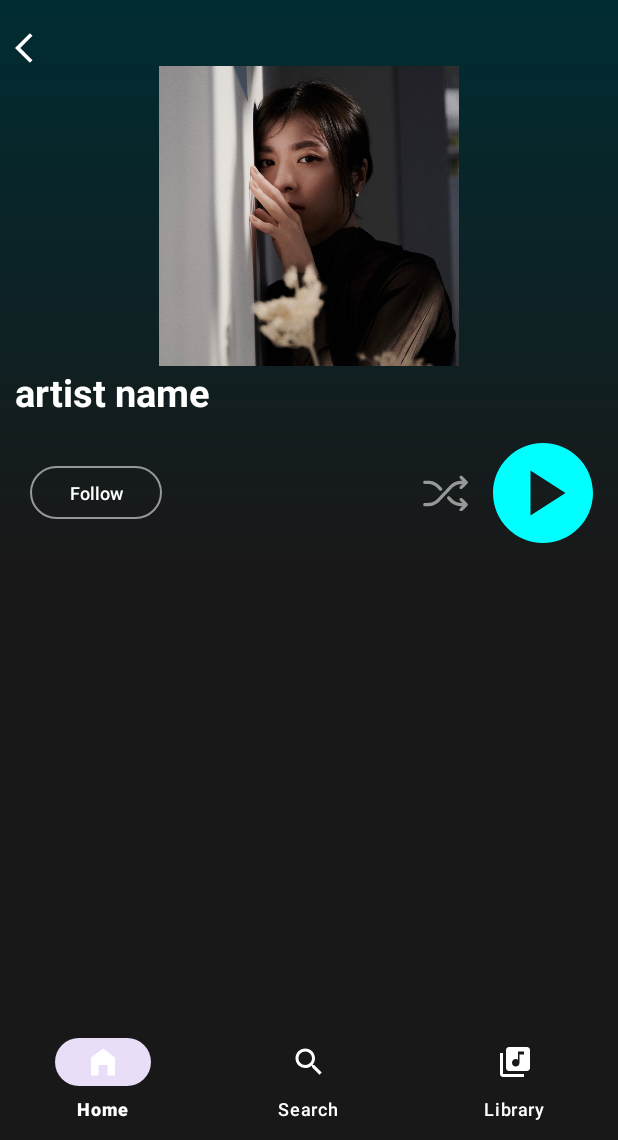
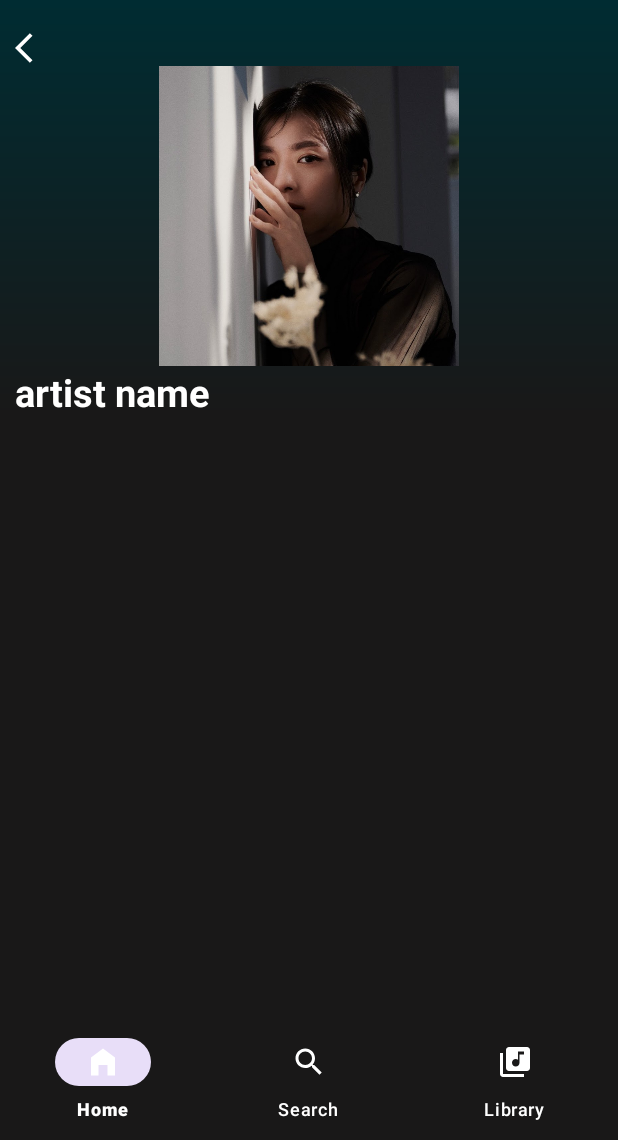
Before and after one commit to Hanguyen2505/MusicApp, an Android app: the fragment AlbumFragment placed in its activity, on a phone screen of 412 x 824 dp, the part 96-1236 px from its top. Run offline under Robolectric (Android 15) with nearby library versions, the phone set to English and light mode, and no system bars; our stand-ins replace CircleImageView, Dagger/Hilt's generated code, Firebase (no records; nobody signed in at launch, a user with empty details on screens opened directly), navigation-ui; network calls fail; 7 statements that could not run were skipped.

Commit message:
add player notification manager, lack of seekbar

```diff
--- a/app/src/main/java/com/example/onlinemusicstreamapp/database/data/remote/ArtistDatabase.kt
+++ b/app/src/main/java/com/example/onlinemusicstreamapp/database/data/remote/ArtistDatabase.kt
@@ -20,4 +20,6 @@ class ArtistDatabase {
     }
 
 
+
+
 }
--- a/app/src/main/java/com/example/onlinemusicstreamapp/database/data/remote/MusicDatabase.kt
+++ b/app/src/main/java/com/example/onlinemusicstreamapp/database/data/remote/MusicDatabase.kt
@@ -3,7 +3,6 @@ package com.example.onlinemusicstreamapp.database.data.remote
 import android.util.Log
 import com.example.onlinemusicstreamapp.database.data.entities.Song
 import com.example.onlinemusicstreamapp.database.other.Constants.SONG_COLLECTION
-import com.example.onlinemusicstreamapp.database.repository.ArtistRepository
 import com.google.firebase.firestore.FirebaseFirestore
 import com.google.firebase.firestore.toObject
 import com.google.firebase.firestore.toObjects
--- a/app/src/main/java/com/example/onlinemusicstreamapp/exoplayer/source/FirebaseMusicSource.kt
+++ b/app/src/main/java/com/example/onlinemusicstreamapp/exoplayer/source/FirebaseMusicSource.kt
@@ -23,7 +23,6 @@ import javax.inject.Inject
 class FirebaseMusicSource @Inject constructor(
     private val musicDatabase: MusicDatabase
 ) {
-
 
     var songs = emptyList<MediaMetadataCompat>()
 
--- a/app/src/main/java/com/example/onlinemusicstreamapp/ui/activity/PlayerActivity.kt
+++ b/app/src/main/java/com/example/onlinemusicstreamapp/ui/activity/PlayerActivity.kt
@@ -77,6 +77,10 @@ class PlayerActivity : AppCompatActivity() {
 
         }
 
+        binding.loopBtn.setOnClickListener {
+            mPlayerControlViewModel.toggleLoop()
+        }
+
         binding.playPauseBtn.setOnClickListener {
             mPlayerControlViewModel.togglePlayPause()
             updateSeekBar()
--- a/app/src/main/java/com/example/onlinemusicstreamapp/ui/fragments/album/AlbumFragment.kt
+++ b/app/src/main/java/com/example/onlinemusicstreamapp/ui/fragments/album/AlbumFragment.kt
@@ -42,16 +42,10 @@ class AlbumFragment : Fragment() {
         showAlbumDetail()
         subscribeToObserve()
 
+        mPlayerControlViewModel.sendArtistToMusicService(args.artist.name)
+
         binding.backToHomeBtn.setOnClickListener {
             findNavController().popBackStack()
-        }
-
-        binding.followButton.setOnClickListener {
-
-        }
-
-        binding.playBtn.setOnClickListener {
-            playAlbum()
         }
 
         songAdapter.setOnItemClickListener { song ->
@@ -82,7 +76,6 @@ class AlbumFragment : Fragment() {
         Log.d("songlistLiveData", "${args.artist.name}")
         mArtistViewModel.getSong(args.artist.name).observe(viewLifecycleOwner, Observer { songs ->
             songAdapter.songs = songs
-//            songAdapter.song = songs
             albumRecyclerView.adapter = songAdapter
         })
     }
--- a/app/src/main/java/com/example/onlinemusicstreamapp/ui/viewmodel/ArtistViewModel.kt
+++ b/app/src/main/java/com/example/onlinemusicstreamapp/ui/viewmodel/ArtistViewModel.kt
@@ -21,7 +21,6 @@ class ArtistViewModel @Inject constructor(
     init {
         getAllArtists()
     }
-
 
     private fun getAllArtists(): MutableLiveData<List<Artist>> {
         myMediaFactory.fetchArtistFromMediaBrowser(MEDIA_ARTIST_ID) { items ->
--- a/app/src/main/res/layout/activity_player.xml
+++ b/app/src/main/res/layout/activity_player.xml
@@ -148,7 +148,7 @@
                         android:layout_width="wrap_content"
                         android:layout_height="wrap_content"
                         android:background="?attr/selectableItemBackground"
-                        android:src="@drawable/ic_playback"
+                        android:src="@drawable/ic_previous"
                         app:layout_constraintBottom_toBottomOf="parent"
                         app:layout_constraintEnd_toStartOf="@+id/play_pause_btn"
                         app:layout_constraintStart_toEndOf="@+id/shuffle_btn"
@@ -172,7 +172,7 @@
                         android:layout_height="wrap_content"
                         android:layout_marginEnd="4dp"
                         android:background="?attr/selectableItemBackground"
-                        android:src="@drawable/ic_play_forward"
+                        android:src="@drawable/ic_next"
                         app:layout_constraintBottom_toBottomOf="parent"
                         app:layout_constraintEnd_toStartOf="@+id/loop_btn"
                         app:layout_constraintStart_toEndOf="@+id/play_pause_btn"
--- a/app/src/main/res/layout/fragment_album.xml
+++ b/app/src/main/res/layout/fragment_album.xml
@@ -50,47 +50,47 @@
                 android:textSize="25sp" />
 
 
-            <LinearLayout
-                android:layout_width="match_parent"
-                android:layout_height="wrap_content"
-                android:orientation="horizontal">
+<!--            <LinearLayout-->
+<!--                android:layout_width="match_parent"-->
+<!--                android:layout_height="wrap_content"-->
+<!--                android:orientation="horizontal">-->
 
-                <androidx.appcompat.widget.AppCompatButton
-                    android:id="@+id/follow_button"
-                    android:layout_width="wrap_content"
-                    android:layout_height="35dp"
-                    android:layout_gravity="center_vertical"
-                    android:layout_marginStart="20dp"
-                    android:background="@drawable/button_following"
-                    android:text="@string/follow"
-                    android:textAllCaps="false"
-                    android:textColor="@color/white"
-                    android:textSize="12sp" />
+<!--                <androidx.appcompat.widget.AppCompatButton-->
+<!--                    android:id="@+id/follow_button"-->
+<!--                    android:layout_width="wrap_content"-->
+<!--                    android:layout_height="35dp"-->
+<!--                    android:layout_gravity="center_vertical"-->
+<!--                    android:layout_marginStart="20dp"-->
+<!--                    android:background="@drawable/button_following"-->
+<!--                    android:text="@string/follow"-->
+<!--                    android:textAllCaps="false"-->
+<!--                    android:textColor="@color/white"-->
+<!--                    android:textSize="12sp" />-->
 
-                <LinearLayout
-                    android:orientation="horizontal"
-                    android:layout_width="match_parent"
-                    android:layout_height="wrap_content"
-                    android:gravity="end">
+<!--                <LinearLayout-->
+<!--                    android:orientation="horizontal"-->
+<!--                    android:layout_width="match_parent"-->
+<!--                    android:layout_height="wrap_content"-->
+<!--                    android:gravity="end">-->
 
-                    <androidx.appcompat.widget.AppCompatImageButton
-                        android:id="@+id/shuffle_btn"
-                        android:layout_width="30dp"
-                        android:layout_height="24dp"
-                        android:layout_gravity="center_vertical"
-                        android:background="?attr/selectableItemBackground"
-                        android:src="@drawable/ic_shuffle" />
+<!--                    <androidx.appcompat.widget.AppCompatImageButton-->
+<!--                        android:id="@+id/shuffle_btn"-->
+<!--                        android:layout_width="30dp"-->
+<!--                        android:layout_height="24dp"-->
+<!--                        android:layout_gravity="center_vertical"-->
+<!--                        android:background="?attr/selectableItemBackground"-->
+<!--                        android:src="@drawable/ic_shuffle" />-->
 
-                    <androidx.appcompat.widget.AppCompatImageButton
-                        android:id="@+id/play_btn"
-                        android:layout_width="wrap_content"
-                        android:layout_height="wrap_content"
-                        android:src="@drawable/ic_play"
-                        android:layout_margin="10dp"
-                        android:background="?attr/selectableItemBackground"/>
+<!--                    <androidx.appcompat.widget.AppCompatImageButton-->
+<!--                        android:id="@+id/play_btn"-->
+<!--                        android:layout_width="wrap_content"-->
+<!--                        android:layout_height="wrap_content"-->
+<!--                        android:src="@drawable/ic_play"-->
+<!--                        android:layout_margin="10dp"-->
+<!--                        android:background="?attr/selectableItemBackground"/>-->
 
-                </LinearLayout>
-            </LinearLayout>
+<!--                </LinearLayout>-->
+<!--            </LinearLayout>-->
 
         </LinearLayout>
 
```
Also changed, not shown: app/src/main/AndroidManifest.xml (+13 -3 lines), app/src/main/java/com/example/onlinemusicstreamapp/adapter/ArtistAdapter.kt (+0 -9 lines), app/src/main/java/com/example/onlinemusicstreamapp/database/repository/ArtistRepository.kt (deleted, +0 -26 lines), app/src/main/java/com/example/onlinemusicstreamapp/exoplayer/callbacks/MediaItemsLoadedListener.kt (deleted, +0 -7 lines), app/src/main/java/com/example/onlinemusicstreamapp/exoplayer/callbacks/MusicNotificationListener.kt (added, +38 -0 lines), app/src/main/java/com/example/onlinemusicstreamapp/exoplayer/service/music/MediaControlReceiver.kt (added, +12 -0 lines), app/src/main/java/com/example/onlinemusicstreamapp/exoplayer/service/music/MusicNotificationManager.kt (+98 -4 lines), app/src/main/java/com/example/onlinemusicstreamapp/exoplayer/service/music/MusicService.kt (+30 -4 lines), app/src/main/java/com/example/onlinemusicstreamapp/exoplayer/service/music/MusicServiceConnection.kt (+16 -1 lines), app/src/main/java/com/example/onlinemusicstreamapp/ui/viewmodel/PlayerControlViewModel.kt (+9 -1 lines), app/src/main/res/drawable/ic_next.xml (renamed from app/src/main/res/drawable/ic_play_forward.xml), app/src/main/res/drawable/ic_previous.xml (renamed from app/src/main/res/drawable/ic_playback.xml).
